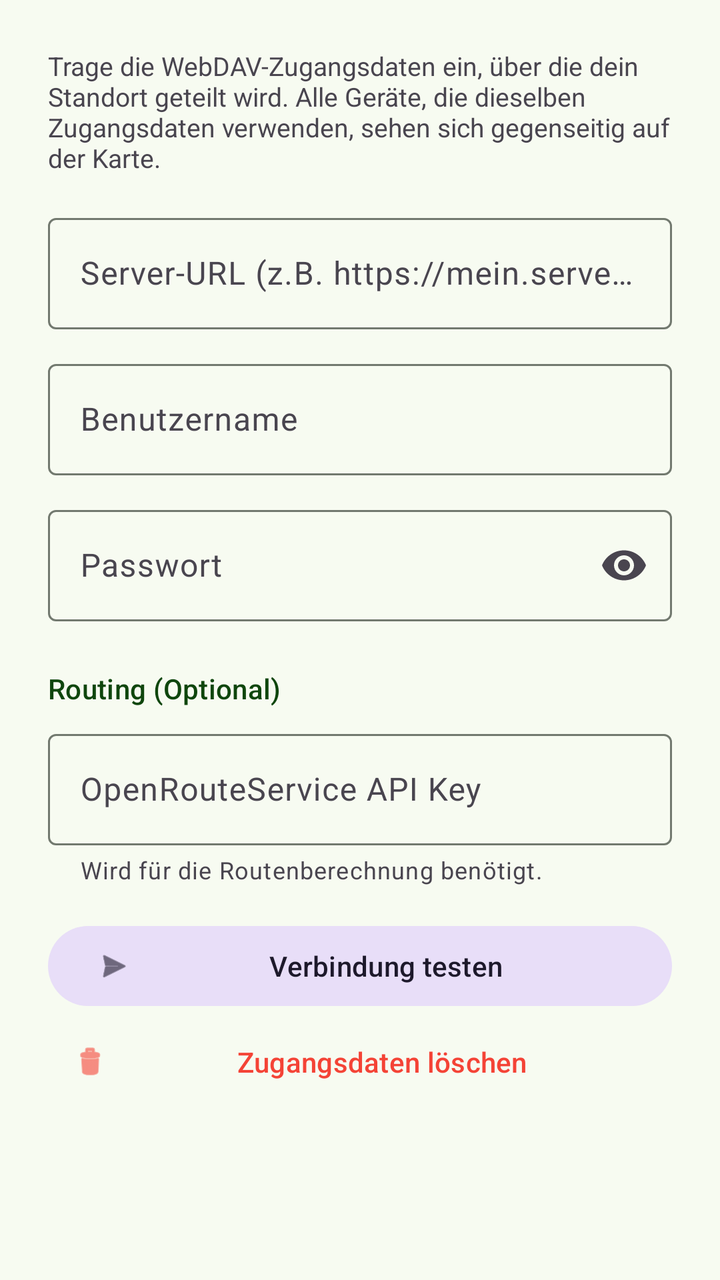
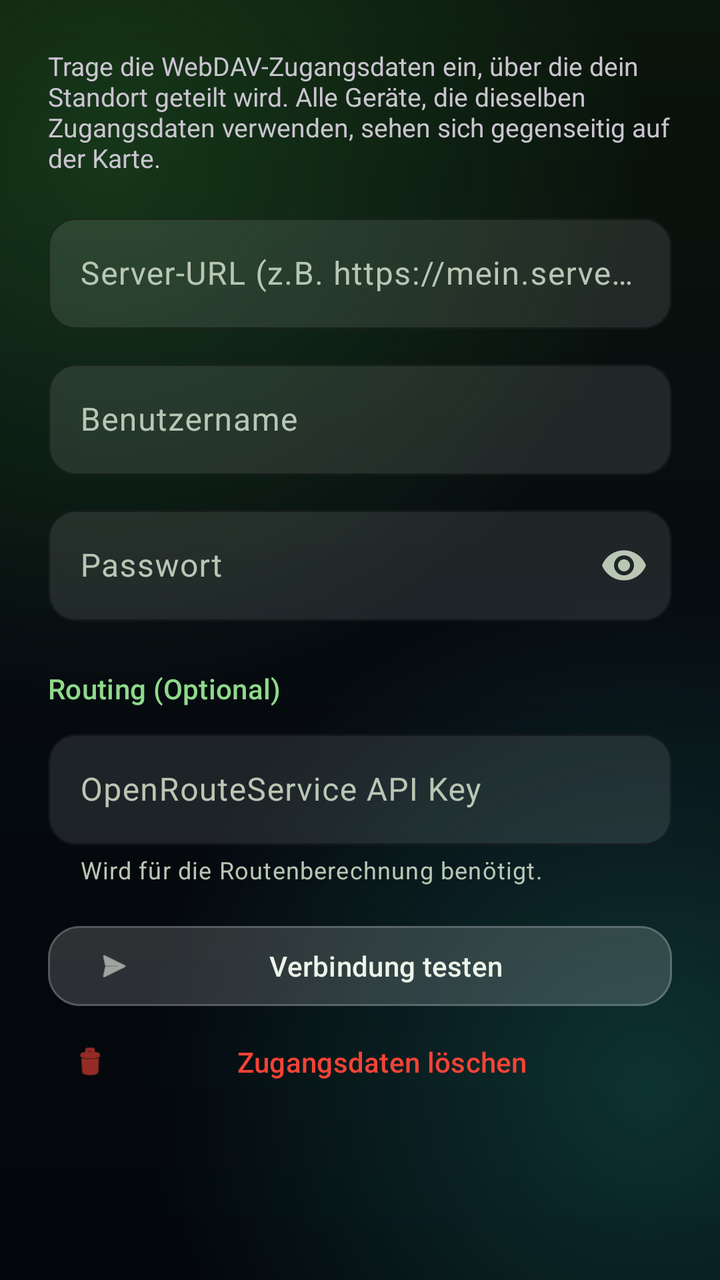

Two renders of the same Android screen: before a commit and after it. Below are the layout's source before the change and the commit's diff.
<!-- AndroidManifest.xml: application theme Theme.MiriquidiHub -->
<!-- res/layout/dialog_webdav_config.xml -->
<?xml version="1.0" encoding="utf-8"?>
<LinearLayout xmlns:android="http://schemas.android.com/apk/res/android"
    xmlns:app="http://schemas.android.com/apk/res-auto"
    android:layout_width="match_parent"
    android:layout_height="wrap_content"
    android:orientation="vertical"
    android:padding="24dp">

    <TextView
        android:layout_width="wrap_content"
        android:layout_height="wrap_content"
        android:text="@string/webdav_config_description"
        android:textSize="13sp"
        android:layout_marginBottom="16dp" />

    <com.google.android.material.textfield.TextInputLayout
        android:layout_width="match_parent"
        android:layout_height="wrap_content"
        android:hint="@string/webdav_url_hint"
        style="@style/Widget.Material3.TextInputLayout.OutlinedBox"
        android:layout_marginBottom="12dp">
        <com.google.android.material.textfield.TextInputEditText
            android:id="@+id/etWebDavUrl"
            android:layout_width="match_parent"
            android:layout_height="wrap_content"
            android:inputType="textUri" />
    </com.google.android.material.textfield.TextInputLayout>

    <com.google.android.material.textfield.TextInputLayout
        android:layout_width="match_parent"
        android:layout_height="wrap_content"
        android:hint="@string/webdav_username_hint"
        style="@style/Widget.Material3.TextInputLayout.OutlinedBox"
        android:layout_marginBottom="12dp">
        <com.google.android.material.textfield.TextInputEditText
            android:id="@+id/etWebDavUser"
            android:layout_width="match_parent"
            android:layout_height="wrap_content"
            android:inputType="textNoSuggestions" />
    </com.google.android.material.textfield.TextInputLayout>

    <com.google.android.material.textfield.TextInputLayout
        android:layout_width="match_parent"
        android:layout_height="wrap_content"
        android:hint="@string/webdav_password_hint"
        style="@style/Widget.Material3.TextInputLayout.OutlinedBox"
        android:layout_marginBottom="24dp"
        app:endIconMode="password_toggle">
        <com.google.android.material.textfield.TextInputEditText
            android:id="@+id/etWebDavPass"
            android:layout_width="match_parent"
            android:layout_height="wrap_content"
            android:inputType="textPassword" />
    </com.google.android.material.textfield.TextInputLayout>

    <TextView
        android:layout_width="wrap_content"
        android:layout_height="wrap_content"
        android:text="@string/routing_optional"
        android:textAppearance="?attr/textAppearanceTitleSmall"
        android:textColor="?attr/colorPrimary"
        android:layout_marginBottom="8dp" />

    <com.google.android.material.textfield.TextInputLayout
        android:layout_width="match_parent"
        android:layout_height="wrap_content"
        android:hint="@string/ors_api_key_hint"
        style="@style/Widget.Material3.TextInputLayout.OutlinedBox"
        android:layout_marginBottom="16dp"
        app:helperText="Wird für die Routenberechnung benötigt.">
        <com.google.android.material.textfield.TextInputEditText
            android:id="@+id/etOrsKey"
            android:layout_width="match_parent"
            android:layout_height="wrap_content"
            android:inputType="textNoSuggestions" />
    </com.google.android.material.textfield.TextInputLayout>

    <com.google.android.material.button.MaterialButton
        android:id="@+id/btnTestWebDav"
        style="@style/Widget.Material3.Button.TonalButton"
        android:layout_width="match_parent"
        android:layout_height="wrap_content"
        android:text="@string/btn_test_connection"
        app:icon="@android:drawable/ic_menu_send" />

    <com.google.android.material.button.MaterialButton
        android:id="@+id/btnClearWebDav"
        style="@style/Widget.Material3.Button.TextButton"
        android:layout_width="match_parent"
        android:layout_height="wrap_content"
        android:text="@string/btn_delete_credentials"
        android:textColor="#F44336"
        app:icon="@android:drawable/ic_menu_delete"
        app:iconTint="#F44336" />

    <TextView
        android:id="@+id/tvTestResult"
        android:layout_width="match_parent"
        android:layout_height="wrap_content"
        android:layout_marginTop="8dp"
        android:gravity="center"
        android:textSize="12sp"
        android:visibility="gone" />

</LinearLayout>
<!-- resources referenced by this layout -->
<resources>
  <style name="Theme.MiriquidiHub" parent="Theme.Material3.DayNight.NoActionBar">
          
          <item name="colorPrimary">#0F460D</item>
          <item name="colorOnPrimary">#FFFFFF</item>
          <item name="colorPrimaryContainer">#B8F2AE</item>
          <item name="colorOnPrimaryContainer">#022100</item>
          <item name="colorSecondary">#53634F</item>
          <item name="colorOnSecondary">#FFFFFF</item>
          <item name="colorSurface">#F7FBF1</item>
          <item name="colorOnSurface">#191D17</item>
          <item name="colorOutline">#72796F</item>
  
          <item name="android:statusBarColor">@color/brand_primary</item>
          <item name="android:windowLightStatusBar">false</item>
          <item name="android:windowDrawsSystemBarBackgrounds">true</item>
          <item name="android:windowBackground">?attr/colorSurface</item>
  
          
          <item name="colorControlNormal">#FFFFFF</item>
          <item name="actionBarTheme">@style/ThemeOverlay.AppCompat.Dark.ActionBar</item>
          <item name="actionBarPopupTheme">@style/ThemeOverlay.AppCompat.Light</item>
      </style>
  <color name="brand_primary">#0F460D</color>
  <!-- unchanged entries left out for length: 8 -->
</resources>

<!-- the commit's change to res/layout/dialog_webdav_config.xml (unified diff, before → after) -->
@@ -17,7 +17,7 @@
         android:layout_width="match_parent"
         android:layout_height="wrap_content"
         android:hint="@string/webdav_url_hint"
-        style="@style/Widget.Material3.TextInputLayout.OutlinedBox"
+        style="@style/Widget.MiriquidiHub.TextInputLayout"
         android:layout_marginBottom="12dp">
         <com.google.android.material.textfield.TextInputEditText
             android:id="@+id/etWebDavUrl"
@@ -30,7 +30,7 @@
         android:layout_width="match_parent"
         android:layout_height="wrap_content"
         android:hint="@string/webdav_username_hint"
-        style="@style/Widget.Material3.TextInputLayout.OutlinedBox"
+        style="@style/Widget.MiriquidiHub.TextInputLayout"
         android:layout_marginBottom="12dp">
         <com.google.android.material.textfield.TextInputEditText
             android:id="@+id/etWebDavUser"
@@ -43,7 +43,7 @@
         android:layout_width="match_parent"
         android:layout_height="wrap_content"
         android:hint="@string/webdav_password_hint"
-        style="@style/Widget.Material3.TextInputLayout.OutlinedBox"
+        style="@style/Widget.MiriquidiHub.TextInputLayout"
         android:layout_marginBottom="24dp"
         app:endIconMode="password_toggle">
         <com.google.android.material.textfield.TextInputEditText
@@ -65,7 +65,7 @@
         android:layout_width="match_parent"
         android:layout_height="wrap_content"
         android:hint="@string/ors_api_key_hint"
-        style="@style/Widget.Material3.TextInputLayout.OutlinedBox"
+        style="@style/Widget.MiriquidiHub.TextInputLayout"
         android:layout_marginBottom="16dp"
         app:helperText="Wird für die Routenberechnung benötigt.">
         <com.google.android.material.textfield.TextInputEditText
@@ -77,7 +77,7 @@
 
     <com.google.android.material.button.MaterialButton
         android:id="@+id/btnTestWebDav"
-        style="@style/Widget.Material3.Button.TonalButton"
+        style="@style/Widget.MiriquidiHub.Button.Glass"
         android:layout_width="match_parent"
         android:layout_height="wrap_content"
         android:text="@string/btn_test_connection"
<!-- resource entries referenced after the edit -->
@@ -1,28 +1,172 @@
 <!-- resources referenced by this layout -->
 <resources>
-  <style name="Theme.MiriquidiHub" parent="Theme.Material3.DayNight.NoActionBar">
+  <style name="Widget.MiriquidiHub.Button.Glass" parent="Widget.Material3.Button.TonalButton">
+          <item name="backgroundTint">@color/glass_fill_strong</item>
+          <item name="android:textColor">@color/text_primary</item>
+          <item name="iconTint">@color/text_primary</item>
+          <item name="strokeColor">@color/glass_stroke</item>
+          <item name="strokeWidth">1dp</item>
+          <item name="rippleColor">@color/glass_fill_pressed</item>
+          <item name="cornerRadius">16dp</item>
+      </style>
+  <style name="Widget.MiriquidiHub.TextInputLayout" parent="Widget.Material3.TextInputLayout.OutlinedBox">
+          <item name="boxBackgroundMode">outline</item>
+          <item name="boxBackgroundColor">@color/glass_fill</item>
+          <item name="boxStrokeColor">@color/glass_stroke_strong</item>
+          <item name="boxCornerRadiusTopStart">14dp</item>
+          <item name="boxCornerRadiusTopEnd">14dp</item>
+          <item name="boxCornerRadiusBottomStart">14dp</item>
+          <item name="boxCornerRadiusBottomEnd">14dp</item>
+      </style>
+  <style name="Theme.MiriquidiHub" parent="Theme.Material3.Dark.NoActionBar">
+          <item name="colorPrimary">@color/accent</item>
+          <item name="colorOnPrimary">@color/on_accent</item>
+          <item name="colorPrimaryContainer">#2B5E2A</item>
+          <item name="colorOnPrimaryContainer">#D4F5D0</item>
+          <item name="colorSecondary">#BACCB3</item>
+          <item name="colorOnSecondary">#0F1A0E</item>
+          <item name="colorSecondaryContainer">#33FFFFFF</item>
+          <item name="colorOnSecondaryContainer">@color/text_primary</item>
+          <item name="colorSurface">#0B130C</item>
+          <item name="colorOnSurface">@color/text_primary</item>
+          <item name="colorSurfaceVariant">#1F2A20</item>
+          <item name="colorOnSurfaceVariant">@color/text_secondary</item>
+          <item name="colorOutline">@color/text_hint</item>
+          <item name="colorOutlineVariant">@color/glass_stroke</item>
+  
           
-          <item name="colorPrimary">#0F460D</item>
-          <item name="colorOnPrimary">#FFFFFF</item>
-          <item name="colorPrimaryContainer">#B8F2AE</item>
-          <item name="colorOnPrimaryContainer">#022100</item>
-          <item name="colorSecondary">#53634F</item>
-          <item name="colorOnSecondary">#FFFFFF</item>
-          <item name="colorSurface">#F7FBF1</item>
-          <item name="colorOnSurface">#191D17</item>
-          <item name="colorOutline">#72796F</item>
-  
-          <item name="android:statusBarColor">@color/brand_primary</item>
+          <item name="android:windowBackground">@drawable/bg_app_gradient</item>
+          <item name="android:statusBarColor">@android:color/transparent</item>
+          <item name="android:navigationBarColor">@android:color/transparent</item>
           <item name="android:windowLightStatusBar">false</item>
           <item name="android:windowDrawsSystemBarBackgrounds">true</item>
-          <item name="android:windowBackground">?attr/colorSurface</item>
+          <item name="android:enforceNavigationBarContrast" tools:targetApi="29">false</item>
+          <item name="android:enforceStatusBarContrast" tools:targetApi="29">false</item>
+  
+          
+          <item name="materialCardViewStyle">@style/Widget.MiriquidiHub.GlassCard</item>
+          <item name="materialButtonOutlinedStyle">@style/Widget.MiriquidiHub.Button.GlassOutlined</item>
+          <item name="alertDialogTheme">@style/ThemeOverlay.MiriquidiHub.GlassDialog</item>
+          <item name="materialAlertDialogTheme">@style/ThemeOverlay.MiriquidiHub.GlassDialog</item>
   
           
           <item name="colorControlNormal">#FFFFFF</item>
           <item name="actionBarTheme">@style/ThemeOverlay.AppCompat.Dark.ActionBar</item>
-          <item name="actionBarPopupTheme">@style/ThemeOverlay.AppCompat.Light</item>
+          <item name="actionBarPopupTheme">@style/ThemeOverlay.AppCompat.Dark</item>
+          <item name="appBarLayoutStyle">@style/Widget.MiriquidiHub.AppBarLayout</item>
+          <item name="popupMenuStyle">@style/Widget.MiriquidiHub.PopupMenu</item>
       </style>
-  <color name="brand_primary">#0F460D</color>
+  <color name="glass_fill_strong">#29FFFFFF</color>
+  <color name="text_primary">#FFECF3E8</color>
+  <color name="glass_stroke">#33FFFFFF</color>
+  <color name="glass_fill_pressed">#38FFFFFF</color>
+  <color name="glass_fill">#1AFFFFFF</color>
+  <color name="glass_stroke_strong">#4DFFFFFF</color>
+  <color name="accent">#8FD98A</color>
+  <color name="on_accent">#062005</color>
+  <color name="text_secondary">#FFB9C6B4</color>
+  <color name="text_hint">#FF8A9A86</color>
+  <!-- drawable bg_app_gradient (drawable) -->
+  <?xml version="1.0" encoding="utf-8"?>
+  <layer-list xmlns:android="http://schemas.android.com/apk/res/android">
+      <item>
+          <shape android:shape="rectangle">
+              <gradient
+                  android:type="linear"
+                  android:angle="270"
+                  android:startColor="@color/bg_dark_top"
+                  android:centerColor="@color/bg_dark_mid"
+                  android:endColor="@color/bg_dark_bottom" />
+          </shape>
+      </item>
+      <item>
+          <shape android:shape="rectangle">
+              <gradient
+                  android:type="radial"
+                  android:centerX="0.15"
+                  android:centerY="0.12"
+                  android:gradientRadius="75%p"
+                  android:startColor="@color/bg_glow_green"
+                  android:endColor="@color/bg_glow_none" />
+          </shape>
+      </item>
+      <item>
+          <shape android:shape="rectangle">
+              <gradient
+                  android:type="radial"
+                  android:centerX="0.9"
+                  android:centerY="0.85"
+                  android:gradientRadius="70%p"
+                  android:startColor="@color/bg_glow_teal"
+                  android:endColor="@color/bg_glow_none" />
+          </shape>
+      </item>
+  </layer-list>
+  <style name="Widget.MiriquidiHub.GlassCard" parent="Widget.Material3.CardView.Outlined">
+          <item name="cardBackgroundColor">@color/glass_fill</item>
+          <item name="strokeColor">@color/glass_stroke</item>
+          <item name="strokeWidth">1dp</item>
+          <item name="cardElevation">0dp</item>
+          <item name="cardCornerRadius">20dp</item>
+          <item name="rippleColor">@color/glass_fill_pressed</item>
+      </style>
+  <style name="Widget.MiriquidiHub.Button.GlassOutlined" parent="Widget.Material3.Button.OutlinedButton">
+          <item name="backgroundTint">@color/glass_fill</item>
+          <item name="android:textColor">@color/text_primary</item>
+          <item name="iconTint">@color/text_primary</item>
+          <item name="strokeColor">@color/glass_stroke_strong</item>
+          <item name="strokeWidth">1dp</item>
+          <item name="rippleColor">@color/glass_fill_pressed</item>
+          <item name="cornerRadius">16dp</item>
+      </style>
+  <style name="ThemeOverlay.MiriquidiHub.GlassDialog" parent="ThemeOverlay.Material3.MaterialAlertDialog">
+          <item name="colorSurface">#FF141E15</item>
+          <item name="colorSurfaceContainerHigh">#FF141E15</item>
+          <item name="dialogCornerRadius">24dp</item>
+          <item name="android:windowBackground">@drawable/bg_glass_dialog</item>
+          <item name="buttonBarPositiveButtonStyle">@style/Widget.Material3.Button.TextButton.Dialog</item>
+          <item name="buttonBarNegativeButtonStyle">@style/Widget.Material3.Button.TextButton.Dialog</item>
+          <item name="buttonBarNeutralButtonStyle">@style/Widget.Material3.Button.TextButton.Dialog</item>
+      </style>
+  <style name="Widget.MiriquidiHub.AppBarLayout" parent="Widget.Material3.AppBarLayout">
+          <item name="android:background">@drawable/bg_glass_bar</item>
+          <item name="android:elevation">0dp</item>
+          <item name="elevation">0dp</item>
+          <item name="liftOnScroll">false</item>
+          <item name="android:stateListAnimator">@null</item>
+      </style>
+  <style name="Widget.MiriquidiHub.PopupMenu" parent="Widget.Material3.PopupMenu">
+          <item name="android:popupBackground">@drawable/bg_glass_dialog</item>
+      </style>
+  <color name="bg_dark_top">#FF0A150B</color>
+  <color name="bg_dark_mid">#FF060B10</color>
+  <color name="bg_dark_bottom">#FF03060A</color>
+  <color name="bg_glow_green">#552E7D32</color>
+  <color name="bg_glow_none">#00000000</color>
+  <color name="bg_glow_teal">#4426A69A</color>
+  <!-- drawable bg_glass_dialog (drawable) -->
+  <?xml version="1.0" encoding="utf-8"?>
+  <shape xmlns:android="http://schemas.android.com/apk/res/android"
+      android:shape="rectangle">
+      <solid android:color="@color/glass_dialog_fill" />
+      <corners android:radius="24dp" />
+      <stroke android:width="1dp" android:color="@color/glass_stroke_strong" />
+  </shape>
+  <!-- drawable bg_glass_bar (drawable) -->
+  <?xml version="1.0" encoding="utf-8"?>
+  <layer-list xmlns:android="http://schemas.android.com/apk/res/android">
+      <item>
+          <shape android:shape="rectangle">
+              <solid android:color="#26FFFFFF" />
+          </shape>
+      </item>
+      <item android:gravity="bottom" android:height="1dp">
+          <shape android:shape="rectangle">
+              <solid android:color="@color/glass_stroke" />
+          </shape>
+      </item>
+  </layer-list>
+  <color name="glass_dialog_fill">#F2101A12</color>
   <!-- unchanged entries left out for length: 8 -->
 </resources>
 
